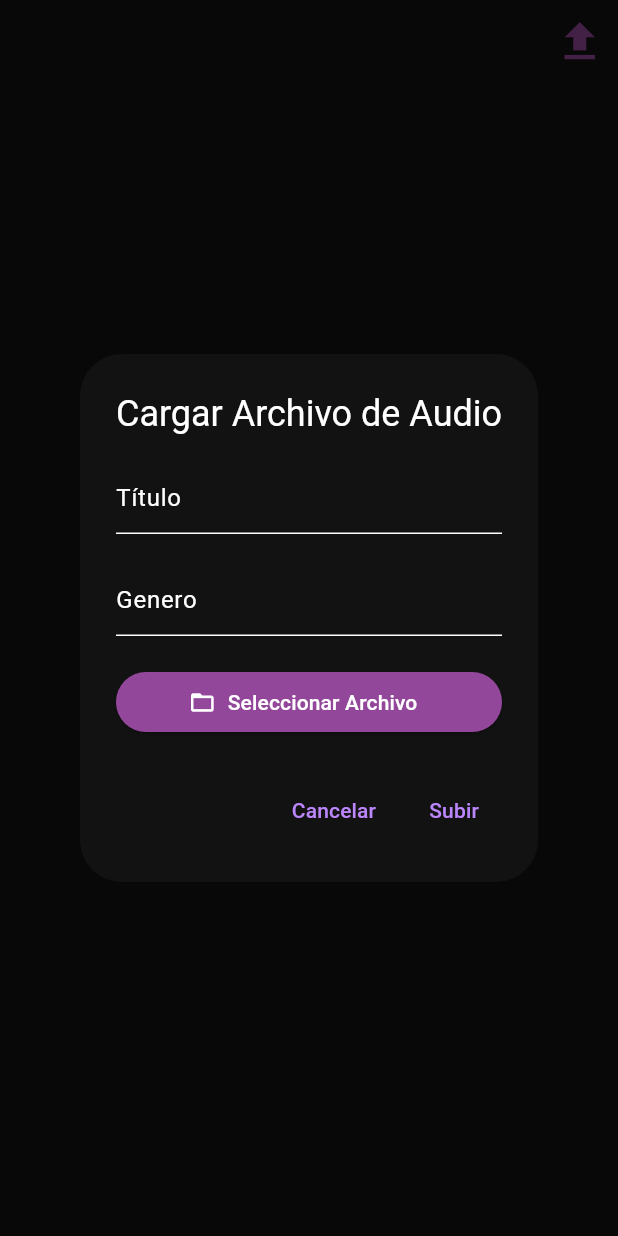
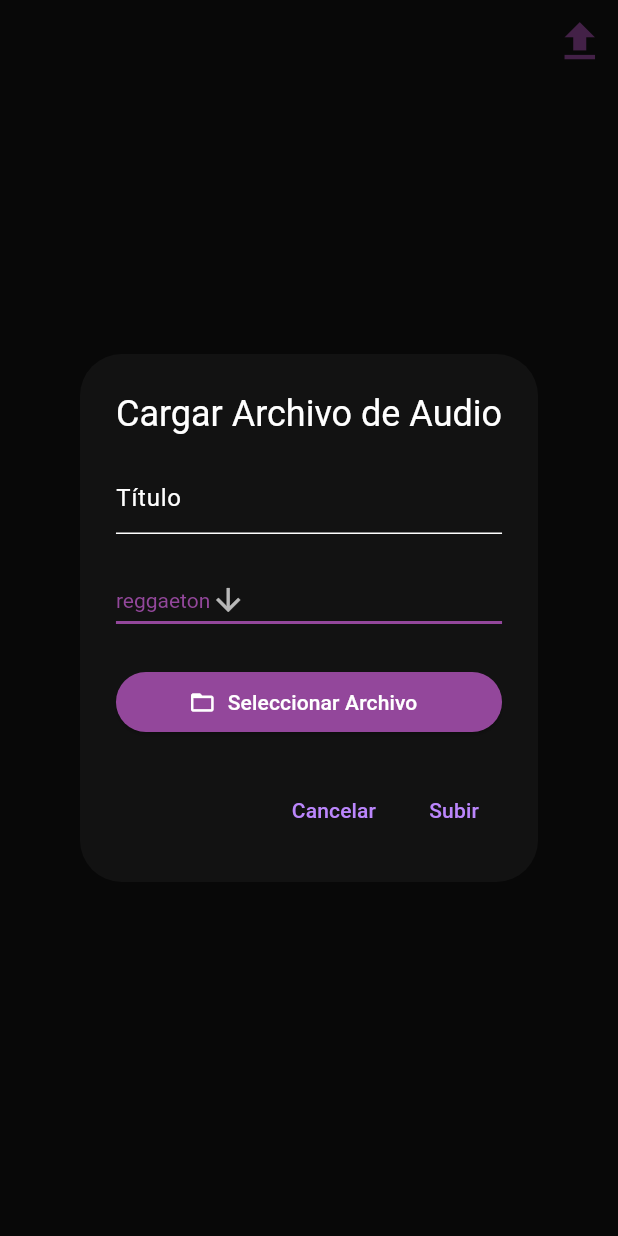
Before and after one commit to Kiroxs/Otto, a Flutter app: the cancionesVista screen opened directly, after a tap on the "file upload" icon, on a phone screen of 412 x 824 dp. Run offline on Flutter 3.47's test engine with Material 3 defaults, Android fonts, the phone set to English and light mode, and no system bars; our stand-ins replace audioplayers, file_picker, permission_handler.

Commit message:
Agregando ComboBox

```diff
--- a/otto/lib/vistas/canciones/cancionesVista.dart
+++ b/otto/lib/vistas/canciones/cancionesVista.dart
@@ -105,11 +105,13 @@ class _cancionesVistaState extends State<cancionesVista> {
 void _showUploadDialog(BuildContext context) {
   showDialog(
     context: context,
-      barrierDismissible:
-          true, // Permite cerrar el diálogo al tocar fuera de él
+    barrierDismissible: true, // Permite cerrar el diálogo al tocar fuera de él
     builder: (BuildContext context) {
       TextEditingController titleController = TextEditingController();
-        TextEditingController descriptionController = TextEditingController();
+      String? selectedGenre = 'reggaeton'; // Variable para almacenar el género seleccionado inicialmente
+
+      return StatefulBuilder( // Agregado para manejar estado dentro del diálogo
+        builder: (BuildContext context, StateSetter setState) {
           return AlertDialog(
             title: Text('Cargar Archivo de Audio'),
             content: SingleChildScrollView(
@@ -122,11 +124,27 @@ class _cancionesVistaState extends State<cancionesVista> {
                     ),
                   ),
                   SizedBox(height: 20),
-                TextField(
-                  controller: descriptionController,
-                  decoration: InputDecoration(
-                    hintText: 'Genero',
+                  DropdownButton<String>(
+                    value: selectedGenre,
+                    icon: const Icon(Icons.arrow_downward),
+                    elevation: 16,
+                    style: const TextStyle(color: Color(0xff93479b)),
+                    underline: Container(
+                      height: 2,
+                      color: Color(0xff93479b),
                     ),
+                    onChanged: (String? newValue) {
+                      setState(() { // Aquí se actualiza el estado local del diálogo
+                        selectedGenre = newValue;
+                      });
+                    },
+                    items: <String>['reggaeton', 'pop', 'cumbia']
+                        .map<DropdownMenuItem<String>>((String value) {
+                      return DropdownMenuItem<String>(
+                        value: value,
+                        child: Text(value),
+                      );
+                    }).toList(),
                   ),
                   SizedBox(height: 20),
                   ElevatedButton.icon(
@@ -154,24 +172,15 @@ class _cancionesVistaState extends State<cancionesVista> {
                 child: Text('Subir'),
                 onPressed: () async {
                   if (tempFilePath != null) {
-                  print("Subiendo archivo desde: $tempFilePath");
                     File file = File(tempFilePath!);
                     Directory appDocDir =
                         await getApplicationDocumentsDirectory();
                     String appDocPath = appDocDir.path;
                     final newFile = await file
                         .copy('$appDocPath/${Path.basename(tempFilePath!)}');
-                  print("Archivo copiado a: ${newFile.path}");
-
-                  // Agregar la canción al modelo global
                     Provider.of<CancionesModel>(context, listen: false)
                         .addCancion(Cancion(newFile.path, titleController.text,
-                          false, descriptionController.text));
-                  print(
-                      "Canción agregada al modelo con título: ${titleController.text} y género: ${descriptionController.text}");
-
-                  print("Canción agregada al modelo");
-
+                            false, selectedGenre!));
                     Navigator.of(context).pop(); // Cierra el diálogo
                   } else {
                     print("No hay archivo seleccionado");
@@ -179,6 +188,8 @@ class _cancionesVistaState extends State<cancionesVista> {
                 },
               ),
             ],
+          );
+        },
       );
     },
   );
```
Lines whose indentation alone changed are shown as unchanged.
